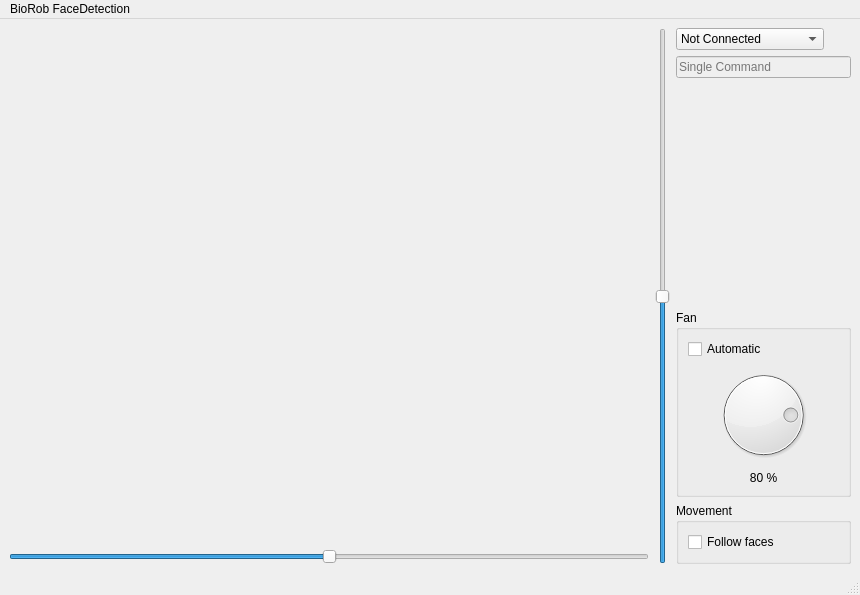
The window that FaceRecognition/mainwindow.ui (tfeldmann/Biorobotic-Arm) describes before a commit, drawn with Qt 5.
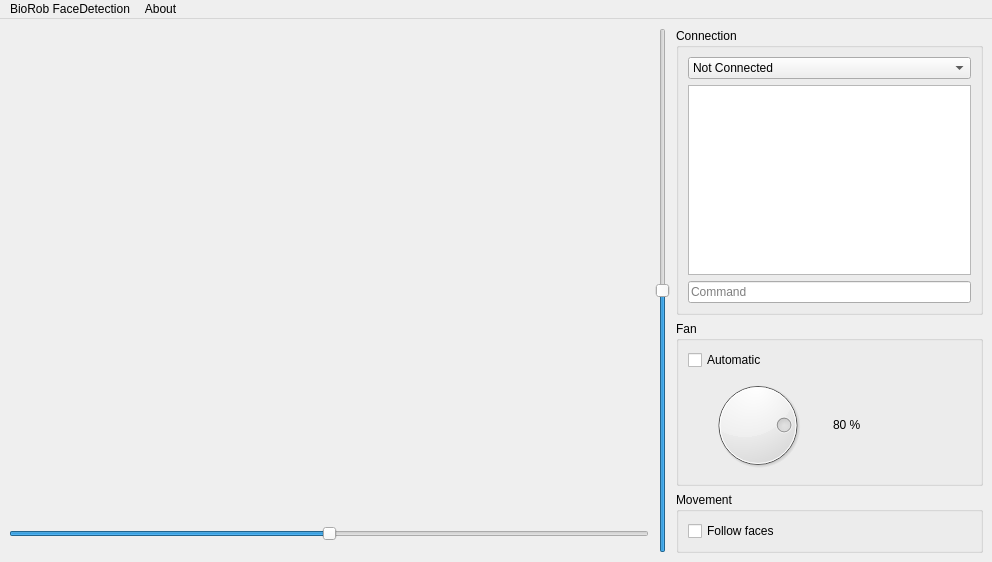
The same window after the commit. Custom widgets are drawn as their Qt base class.

Commit message: added log widget and enhanced gui

Diff of the .ui file:
```diff
--- a/FaceRecognition/mainwindow.ui
+++ b/FaceRecognition/mainwindow.ui
@@ -2,19 +2,34 @@
 <ui version="4.0">
  <class>FaceDetection</class>
  <widget class="QMainWindow" name="FaceDetection">
+  <property name="enabled">
+   <bool>true</bool>
+  </property>
   <property name="geometry">
    <rect>
     <x>0</x>
     <y>0</y>
-    <width>860</width>
-    <height>595</height>
+    <width>992</width>
+    <height>562</height>
    </rect>
   </property>
+  <property name="minimumSize">
+   <size>
+    <width>992</width>
+    <height>562</height>
+   </size>
+  </property>
+  <property name="maximumSize">
+   <size>
+    <width>16777215</width>
+    <height>562</height>
+   </size>
+  </property>
   <property name="windowTitle">
    <string>BioRob FaceDetection</string>
   </property>
   <widget class="QWidget" name="centralwidget">
-   <layout class="QHBoxLayout" name="horizontalLayout_2">
+   <layout class="QVBoxLayout" name="verticalLayout_7">
     <item>
      <layout class="QHBoxLayout" name="horizontalLayout">
       <item>
@@ -35,21 +50,14 @@
           </property>
          </widget>
         </item>
-        <item>
-         <spacer name="verticalSpacer_2">
-          <property name="orientation">
-           <enum>Qt::Vertical</enum>
-          </property>
-          <property name="sizeHint" stdset="0">
-           <size>
-            <width>20</width>
-            <height>40</height>
-           </size>
-          </property>
-         </spacer>
-        </item>
         <item>
          <widget class="QSlider" name="horizontal_speed">
+          <property name="sizePolicy">
+           <sizepolicy hsizetype="Preferred" vsizetype="Preferred">
+            <horstretch>0</horstretch>
+            <verstretch>0</verstretch>
+           </sizepolicy>
+          </property>
           <property name="cursor">
            <cursorShape>SizeHorCursor</cursorShape>
           </property>
@@ -74,6 +82,12 @@
       </item>
       <item>
        <widget class="QSlider" name="vertical_speed">
+        <property name="sizePolicy">
+         <sizepolicy hsizetype="Preferred" vsizetype="Preferred">
+          <horstretch>0</horstretch>
+          <verstretch>0</verstretch>
+         </sizepolicy>
+        </property>
         <property name="cursor">
          <cursorShape>SizeVerCursor</cursorShape>
         </property>
@@ -97,19 +111,19 @@
       <item>
        <layout class="QVBoxLayout" name="verticalLayout_2">
         <item>
+         <widget class="QGroupBox" name="groupBox_3">
+          <property name="title">
+           <string>Connection</string>
+          </property>
+          <layout class="QVBoxLayout" name="verticalLayout_3">
+           <item>
          <widget class="QComboBox" name="serial_select">
           <property name="sizePolicy">
-           <sizepolicy hsizetype="Expanding" vsizetype="Fixed">
+              <sizepolicy hsizetype="Preferred" vsizetype="Fixed">
             <horstretch>0</horstretch>
             <verstretch>0</verstretch>
            </sizepolicy>
           </property>
-          <property name="maximumSize">
-           <size>
-            <width>148</width>
-            <height>16777215</height>
-           </size>
-          </property>
           <property name="cursor">
            <cursorShape>PointingHandCursor</cursorShape>
           </property>
@@ -123,31 +137,53 @@
           </item>
          </widget>
         </item>
+           <item>
+            <widget class="QTextEdit" name="log">
+             <property name="enabled">
+              <bool>true</bool>
+             </property>
+             <property name="undoRedoEnabled">
+              <bool>true</bool>
+             </property>
+             <property name="readOnly">
+              <bool>true</bool>
+             </property>
+             <property name="html">
+              <string>&lt;!DOCTYPE HTML PUBLIC &quot;-//W3C//DTD HTML 4.0//EN&quot; &quot;http://www.w3.org/TR/REC-html40/strict.dtd&quot;&gt;
+&lt;html&gt;&lt;head&gt;&lt;meta name=&quot;qrichtext&quot; content=&quot;1&quot; /&gt;&lt;style type=&quot;text/css&quot;&gt;
+p, li { white-space: pre-wrap; }
+&lt;/style&gt;&lt;/head&gt;&lt;body style=&quot; font-family:'Lucida Grande'; font-size:13pt; font-weight:400; font-style:normal;&quot;&gt;
+&lt;p style=&quot;-qt-paragraph-type:empty; margin-top:0px; margin-bottom:0px; margin-left:0px; margin-right:0px; -qt-block-indent:0; text-indent:0px;&quot;&gt;&lt;br /&gt;&lt;/p&gt;&lt;/body&gt;&lt;/html&gt;</string>
+             </property>
+            </widget>
+           </item>
         <item>
          <widget class="QLineEdit" name="command_edit">
           <property name="enabled">
-           <bool>false</bool>
+              <bool>true</bool>
+             </property>
+             <property name="sizePolicy">
+              <sizepolicy hsizetype="Expanding" vsizetype="Preferred">
+               <horstretch>0</horstretch>
+               <verstretch>0</verstretch>
+              </sizepolicy>
           </property>
           <property name="placeholderText">
-           <string>Single Command</string>
+              <string notr="true">Command</string>
           </property>
          </widget>
         </item>
-        <item>
-         <spacer name="verticalSpacer">
-          <property name="orientation">
-           <enum>Qt::Vertical</enum>
-          </property>
-          <property name="sizeHint" stdset="0">
-           <size>
-            <width>20</width>
-            <height>40</height>
-           </size>
-          </property>
-         </spacer>
+          </layout>
+         </widget>
         </item>
         <item>
          <widget class="QGroupBox" name="groupBox">
+          <property name="maximumSize">
+           <size>
+            <width>16777215</width>
+            <height>184</height>
+           </size>
+          </property>
           <property name="title">
            <string>Fan</string>
           </property>
@@ -166,6 +202,8 @@
             </widget>
            </item>
            <item>
+            <layout class="QHBoxLayout" name="horizontalLayout_3">
+             <item>
             <widget class="QDial" name="speed_dial">
              <property name="cursor">
               <cursorShape>PointingHandCursor</cursorShape>
@@ -196,9 +234,11 @@
               <string>80 %</string>
              </property>
              <property name="alignment">
-              <set>Qt::AlignCenter</set>
-             </property>
-            </widget>
+                <set>Qt::AlignLeading|Qt::AlignLeft|Qt::AlignVCenter</set>
+               </property>
+              </widget>
+             </item>
+            </layout>
            </item>
           </layout>
          </widget>
@@ -236,7 +276,7 @@
     <rect>
      <x>0</x>
      <y>0</y>
-     <width>860</width>
+     <width>992</width>
      <height>22</height>
     </rect>
    </property>
@@ -244,10 +284,16 @@
     <property name="title">
      <string>BioRob FaceDetection</string>
     </property>
+    <addaction name="separator"/>
+   </widget>
+   <widget class="QMenu" name="menuAbout">
+    <property name="title">
+     <string>About</string>
+    </property>
    </widget>
    <addaction name="menuBioRob_FaceDetection"/>
+   <addaction name="menuAbout"/>
   </widget>
-  <widget class="QStatusBar" name="statusbar"/>
  </widget>
  <customwidgets>
   <customwidget>
```
Left out of the diff: 3 changed lines with no effect on the pictures. Lines whose indentation alone changed are shown as unchanged. The commit also changes 2 other files.
